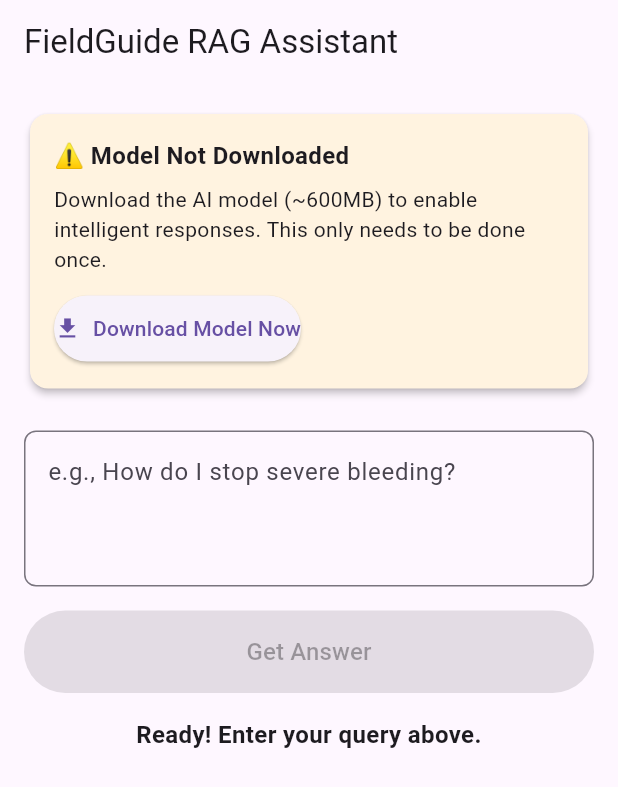
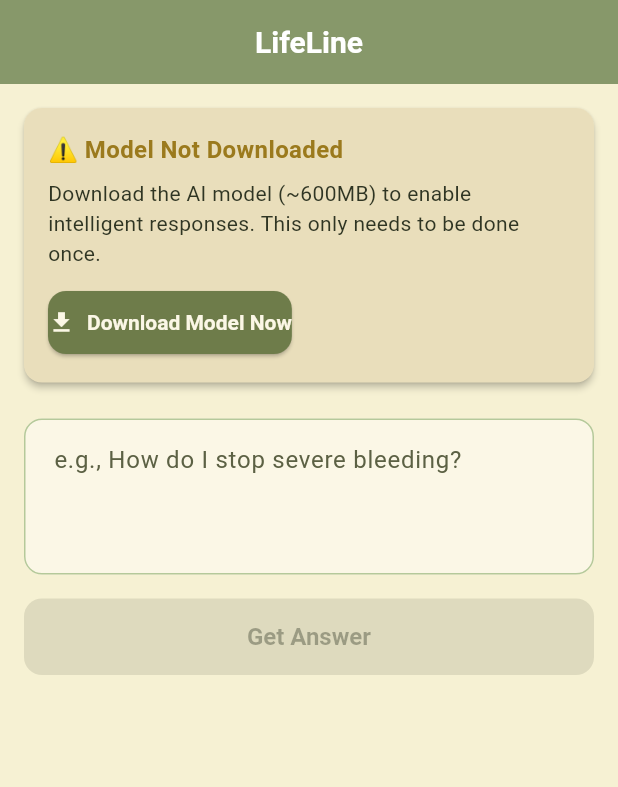
Before and after one commit to mallworth/calhacks, a Flutter app: the screen it shows after launch, on a phone screen of 412 x 824 dp. Shown: the top 787 px of the screen. Run offline on Flutter 3.47's test engine with Material 3 defaults, Android fonts, the light colour scheme and no system bars; our stand-ins replace flutter_markdown.

Commit message:
UI changes

```diff
--- a/app/lib/main.dart
+++ b/app/lib/main.dart
@@ -1,13 +1,132 @@
 import 'package:flutter/material.dart';
 import 'package:flutter_markdown/flutter_markdown.dart';
 import 'services/native_channels.dart';
+
+const BorderRadius _radius12 = BorderRadius.all(Radius.circular(12));
+
+const Color _olivePrimary = Color(0xFF87986A);
+const Color _oliveAccent = Color(0xFF6E7C4A);
+const Color _oliveMuted = Color(0xFFB5C99A);
+const Color _oliveSurface = Color(0xFFE2E8C0);
+const Color _ivoryBackground = Color(0xFFF6F1D3);
+const Color _ivorySurface = Color(0xFFFBF7E6);
+const Color _successTint = Color(0xFFDDE7C7);
+const Color _warningTint = Color(0xFFE9DEBB);
+const Color _errorTint = Color(0xFFE7C9BA);
+const Color _successAccent = Color(0xFF4F6B34);
+const Color _warningAccent = Color(0xFF9B7A1D);
+const Color _errorAccent = Color(0xFF8C3B2A);
+const Color _textPrimary = Color(0xFF2F3523);
+const Color _textSecondary = Color(0xFF5C6144);
+
+/// Map source file names from the RAG service to the display titles used in
+/// the "Source Documents" cards. Update the placeholder values (string1,
+/// string2, etc.) to control the text shown on each card header.
+const Map<String, String> _sourceDisplayNames = {
+  '2018-First-Aid-Pocket-Guide_1.txt': 'Canadian Red Cross First Aid Pocket Guider',
+  'cold-weather-survival.txt': 'Cold Weather Survival',
+  'hewett-brumberg-et-al-2024-2024-american-heart-association-and-american-red-cross-guidelines-for-first-aid.txt': 'Red Cross Guidelines for First Aid',
+  'How to Make Water Safe in an Emergency _ Water, Sanitation, and Hygiene (WASH)-related Emergencies and Outbreaks _ CDC.txt': 'CDC Water Safety Guide',
+  'until-help-arrives-web-tutorial.txt': 'American Red Cross Until Help Arrives',
+  'USMC-Summer-Survival-Course-Handbook.txt': 'USMC Summer Survival Manual',
+  'USMC-Winter-Survival-Course-Handbook.txt': 'USMC Winter Survival Manual',
+  'WHO-ICRC-Basic-Emergency-Care.txt': 'WHO Basic Emergency Care',
+};
 
 void main() => runApp(const MyApp());
 
 class MyApp extends StatelessWidget {
   const MyApp({super.key});
   @override
-  Widget build(BuildContext context) => const MaterialApp(home: DemoPage());
+  Widget build(BuildContext context) {
+    final colorScheme = ColorScheme.fromSeed(
+      seedColor: _olivePrimary,
+      brightness: Brightness.light,
+    ).copyWith(
+      primary: _olivePrimary,
+      onPrimary: _ivorySurface,
+      secondary: _oliveMuted,
+      onSecondary: _textPrimary,
+      background: _ivoryBackground,
+      onBackground: _textPrimary,
+      surface: _ivorySurface,
+      onSurface: _textPrimary,
+      error: const Color(0xFFB8614B),
+      outline: _oliveMuted,
+    );
+
+    final theme = ThemeData(
+      colorScheme: colorScheme,
+      scaffoldBackgroundColor: _ivoryBackground,
+      appBarTheme: const AppBarTheme(
+        backgroundColor: _olivePrimary,
+        foregroundColor: _ivorySurface,
+        elevation: 0,
+        centerTitle: true,
+        titleTextStyle: TextStyle(
+          fontSize: 20,
+          fontWeight: FontWeight.w600,
+        ),
+      ),
+      cardTheme: const CardThemeData(
+        color: _ivorySurface,
+        elevation: 1,
+        margin: EdgeInsets.zero,
+        shape: RoundedRectangleBorder(borderRadius: _radius12),
+      ),
+      elevatedButtonTheme: ElevatedButtonThemeData(
+        style: ElevatedButton.styleFrom(
+          backgroundColor: _olivePrimary,
+          foregroundColor: _ivorySurface,
+          shape: const RoundedRectangleBorder(borderRadius: _radius12),
+          textStyle: const TextStyle(fontWeight: FontWeight.w600),
+          padding: const EdgeInsets.symmetric(vertical: 14, horizontal: 20),
+        ),
+      ),
+      outlinedButtonTheme: OutlinedButtonThemeData(
+        style: OutlinedButton.styleFrom(
+          foregroundColor: _olivePrimary,
+          side: const BorderSide(color: _olivePrimary, width: 1.5),
+          shape: const RoundedRectangleBorder(borderRadius: _radius12),
+          padding: const EdgeInsets.symmetric(vertical: 14, horizontal: 20),
+        ),
+      ),
+      inputDecorationTheme: const InputDecorationTheme(
+        filled: true,
+        fillColor: _ivorySurface,
+        hintStyle: TextStyle(color: _textSecondary),
+        contentPadding: EdgeInsets.all(16),
+        border: OutlineInputBorder(
+          borderRadius: _radius12,
+          borderSide: BorderSide(color: _oliveMuted),
+        ),
+        enabledBorder: OutlineInputBorder(
+          borderRadius: _radius12,
+          borderSide: BorderSide(color: _oliveMuted),
+        ),
+        focusedBorder: OutlineInputBorder(
+          borderRadius: _radius12,
+          borderSide: BorderSide(color: _oliveAccent, width: 1.5),
+        ),
+      ),
+      progressIndicatorTheme: const ProgressIndicatorThemeData(
+        color: _oliveAccent,
+      ),
+      dividerTheme: const DividerThemeData(
+        color: _oliveSurface,
+        thickness: 1,
+      ),
+      textTheme: ThemeData.light().textTheme.apply(
+            bodyColor: _textPrimary,
+            displayColor: _textPrimary,
+          ),
+    );
+
+    return MaterialApp(
+      theme: theme,
+      home: const DemoPage(),
+    );
+  }
 }
 
 class DemoPage extends StatefulWidget {
@@ -41,7 +160,7 @@ class _DemoPageState extends State<DemoPage> {
     super.initState();
     _checkModelCache();
     _startPollingLLMStatus();
-    setState(() => _output = "Ready! Enter your query above.");
+    setState(() => _output = "");
   }
 
   Future<void> _checkModelCache() async {
@@ -268,7 +387,7 @@ class _DemoPageState extends State<DemoPage> {
         FocusScope.of(context).unfocus();
       },
       child: Scaffold(
-        appBar: AppBar(title: const Text("FieldGuide RAG Assistant")),
+        appBar: AppBar(title: const Text("LifeLine")),
         body: Padding(
           padding: const EdgeInsets.all(16),
           child: SingleChildScrollView(
@@ -279,7 +398,8 @@ class _DemoPageState extends State<DemoPage> {
               if (!_hideModelUi && !_llmReady && _llmState != 'loading') ...[
                 Card(
                   elevation: 2,
-                  color: Colors.orange.shade50,
+                  color: _warningTint,
+                  shape: const RoundedRectangleBorder(borderRadius: _radius12),
                   child: Padding(
                     padding: const EdgeInsets.all(16),
                     child: Column(
@@ -287,20 +407,24 @@ class _DemoPageState extends State<DemoPage> {
                       children: [
                         const Text(
                           "⚠️ Model Not Downloaded",
-                          style: TextStyle(fontSize: 16, fontWeight: FontWeight.bold),
+                          style: TextStyle(
+                            fontSize: 16,
+                            fontWeight: FontWeight.bold,
+                            color: _warningAccent,
+                          ),
                         ),
                         const SizedBox(height: 8),
                         Text(
                           _modelCached
                             ? "Model files found in cache. Click below to load the model."
                             : "Download the AI model (~600MB) to enable intelligent responses. This only needs to be done once.",
-                          style: const TextStyle(fontSize: 14),
+                          style: const TextStyle(fontSize: 14, color: _textPrimary),
                         ),
                         if (_modelCached) ...[
                           const SizedBox(height: 4),
                           Text(
                             _cacheInfo,
-                            style: TextStyle(fontSize: 12, color: Colors.grey.shade700),
+                            style: const TextStyle(fontSize: 12, color: _textSecondary),
                           ),
                         ],
                         const SizedBox(height: 12),
@@ -311,14 +435,17 @@ class _DemoPageState extends State<DemoPage> {
                           icon: Icon(_modelCached ? Icons.play_arrow : Icons.download),
                           label: Text(_modelCached ? "Load Cached Model" : "Download Model Now"),
                           style: ElevatedButton.styleFrom(
+                            backgroundColor: _oliveAccent,
+                            foregroundColor: _ivorySurface,
                             padding: const EdgeInsets.symmetric(vertical: 12),
+                            shape: const RoundedRectangleBorder(borderRadius: _radius12),
                           ),
                         ),
                         if (_downloadError.isNotEmpty) ...[
                           const SizedBox(height: 8),
                           Text(
                             "Error: $_downloadError",
-                            style: const TextStyle(color: Colors.red, fontSize: 12),
+                            style: const TextStyle(color: _errorAccent, fontSize: 12),
                           ),
                           const SizedBox(height: 8),
                           ElevatedButton.icon(
@@ -326,8 +453,9 @@ class _DemoPageState extends State<DemoPage> {
                             icon: const Icon(Icons.delete_forever),
                             label: const Text("Clear Cache & Retry"),
                             style: ElevatedButton.styleFrom(
-                              backgroundColor: Colors.orange,
-                              foregroundColor: Colors.white,
+                              backgroundColor: _errorAccent,
+                              foregroundColor: _ivorySurface,
+                              shape: const RoundedRectangleBorder(borderRadius: _radius12),
                             ),
                           ),
                         ],
@@ -342,7 +470,8 @@ class _DemoPageState extends State<DemoPage> {
               if (!_hideModelUi && _llmState == 'error' && !_llmReady) ...[
                 Card(
                   elevation: 2,
-                  color: Colors.red.shade50,
+                  color: _errorTint,
+                  shape: const RoundedRectangleBorder(borderRadius: _radius12),
                   child: Padding(
                     padding: const EdgeInsets.all(16),
                     child: Column(
@@ -350,19 +479,23 @@ class _DemoPageState extends State<DemoPage> {
                       children: [
                         const Text(
                           "❌ Model Download Failed",
-                          style: TextStyle(fontSize: 16, fontWeight: FontWeight.bold, color: Colors.red),
+                          style: TextStyle(
+                            fontSize: 16,
+                            fontWeight: FontWeight.bold,
+                            color: _errorAccent,
+                          ),
                         ),
                         const SizedBox(height: 8),
                         if (_downloadError.isNotEmpty) ...[
                           Text(
                             "Error: $_downloadError",
-                            style: const TextStyle(fontSize: 13, color: Colors.red),
+                            style: const TextStyle(fontSize: 13, color: _errorAccent),
                           ),
                           const SizedBox(height: 12),
                         ],
                         const Text(
                           "The model download encountered an error. Try the options below:",
-                          style: TextStyle(fontSize: 14),
+                          style: TextStyle(fontSize: 14, color: _textPrimary),
                         ),
                         const SizedBox(height: 12),
                         ElevatedButton.icon(
@@ -370,9 +503,10 @@ class _DemoPageState extends State<DemoPage> {
                           icon: const Icon(Icons.refresh),
                           label: const Text("Clear Cache & Retry"),
                           style: ElevatedButton.styleFrom(
-                            backgroundColor: Colors.orange,
-                            foregroundColor: Colors.white,
+                            backgroundColor: _errorAccent,
+                            foregroundColor: _ivorySurface,
                             padding: const EdgeInsets.symmetric(vertical: 12),
+                            shape: const RoundedRectangleBorder(borderRadius: _radius12),
                           ),
                         ),
                       ],
@@ -386,7 +520,8 @@ class _DemoPageState extends State<DemoPage> {
               if (!_hideModelUi && _llmState == 'loading') ...[
                 Card(
                   elevation: 2,
-                  color: Colors.blue.shade50,
+                  color: _oliveSurface,
+                  shape: const RoundedRectangleBorder(borderRadius: _radius12),
                   child: Padding(
                     padding: const EdgeInsets.all(16),
                     child: Column(
@@ -406,10 +541,6 @@ class _DemoPageState extends State<DemoPage> {
                         const SizedBox(height: 8),
                         LinearProgressIndicator(value: _llmProgress > 0 ? _llmProgress.clamp(0.0, 1.0) : null),
                         const SizedBox(height: 8),
-                        const Text(
-                          "This may take several minutes depending on your connection.",
-                          style: TextStyle(fontSize: 12, color: Colors.black54),
-                        ),
                       ],
                     ),
                   ),
@@ -420,12 +551,13 @@ class _DemoPageState extends State<DemoPage> {
               if (_llmReady) ...[
                 Card(
                   elevation: 1,
-                  color: Colors.green.shade50,
+                  color: _successTint,
+                  shape: const RoundedRectangleBorder(borderRadius: _radius12),
                   child: const Padding(
                     padding: EdgeInsets.all(12),
                     child: Row(
                       children: [
-                        Icon(Icons.check_circle, color: Colors.green, size: 20),
+                        Icon(Icons.check_circle, color: _successAccent, size: 20),
                         SizedBox(width: 8),
                         Text(
                           "Model ready!",
@@ -447,11 +579,8 @@ class _DemoPageState extends State<DemoPage> {
               TextField(
                 controller: _controller,
                 maxLines: 3,
-                decoration: InputDecoration(
+                decoration: const InputDecoration(
                   hintText: "e.g., How do I stop severe bleeding?",
-                  border: OutlineInputBorder(
-                    borderRadius: BorderRadius.circular(8),
-                  ),
                 ),
               ),
               const SizedBox(height: 16),
@@ -515,7 +644,8 @@ class _DemoPageState extends State<DemoPage> {
                 const SizedBox(height: 8),
                 Card(
                   elevation: 2,
-                  color: Colors.blue.shade50,
+                  color: _oliveSurface,
+                  shape: const RoundedRectangleBorder(borderRadius: _radius12),
                   child: Padding(
                     padding: const EdgeInsets.all(16),
                     child: MarkdownBody(
@@ -534,14 +664,14 @@ class _DemoPageState extends State<DemoPage> {
                   Container(
                     padding: const EdgeInsets.all(12),
                     decoration: BoxDecoration(
-                      color: Colors.red.shade50,
-                      border: Border.all(color: Colors.red.shade300, width: 2),
-                      borderRadius: BorderRadius.circular(8),
+                      color: _errorTint,
+                      border: Border.all(color: _errorAccent, width: 1.5),
+                      borderRadius: _radius12,
                     ),
                     child: Row(
                       crossAxisAlignment: CrossAxisAlignment.start,
                       children: [
-                        Icon(Icons.warning, color: Colors.red.shade700, size: 20),
+                        const Icon(Icons.warning, color: _errorAccent, size: 20),
                         const SizedBox(width: 8),
                         Expanded(
                           child: Column(
@@ -552,7 +682,7 @@ class _DemoPageState extends State<DemoPage> {
                                 style: TextStyle(
                                   fontSize: 14,
                                   fontWeight: FontWeight.bold,
-                                  color: Colors.red.shade900,
+                                  color: _errorAccent,
                                 ),
                               ),
                               const SizedBox(height: 4),
@@ -560,7 +690,7 @@ class _DemoPageState extends State<DemoPage> {
                                 "The retrieved information has low similarity to your query (${(_maxSimilarity * 100).toStringAsFixed(0)}% match). This response is NOT based on expert-verified sources and may not be accurate. For medical emergencies, always call 911 or consult a healthcare professional.",
                                 style: TextStyle(
                                   fontSize: 12,
-                                  color: Colors.red.shade800,
+                                  color: _errorAccent,
                                   height: 1.4,
                                 ),
                               ),
@@ -579,7 +709,7 @@ class _DemoPageState extends State<DemoPage> {
                 const Divider(),
                 const SizedBox(height: 8),
                 const Text(
-                  "Source Documents (tap to expand):",
+                  "Source Documents",
                   style: TextStyle(fontSize: 16, fontWeight: FontWeight.bold),
                 ),
                 const SizedBox(height: 12),
@@ -599,13 +729,16 @@ class _DemoPageState extends State<DemoPage> {
   Widget _buildResultCard(int index) {
     final result = _ragResults[index];
     final expanded = index < _expanded.length ? _expanded[index] : false;
-    final score = (result['score'] as num?)?.toDouble() ?? 0.0;
-    final scorePercent = (score.clamp(-1.0, 1.0) * 100).toStringAsFixed(1);
+    final source = result['source']?.toString() ?? 'Unknown source';
+    final displayName = _sourceDisplayNames[source] ?? source;
 
     return Card(
       elevation: 1,
       margin: const EdgeInsets.only(bottom: 12),
+      color: _ivorySurface,
+      shape: const RoundedRectangleBorder(borderRadius: _radius12),
       child: InkWell(
+        borderRadius: _radius12,
         onTap: () {
           setState(() {
             if (index < _expanded.length) {
@@ -623,16 +756,11 @@ class _DemoPageState extends State<DemoPage> {
                 children: [
                   Expanded(
                     child: Text(
-                      result['source']?.toString() ?? 'Unknown source',
+                      displayName,
                       style: const TextStyle(fontSize: 16, fontWeight: FontWeight.w600),
                     ),
                   ),
-                  Text(
-                    "$scorePercent%",
-                    style: const TextStyle(fontSize: 14, fontWeight: FontWeight.w500),
-                  ),
-                  const SizedBox(width: 8),
-                  Icon(expanded ? Icons.expand_less : Icons.expand_more, size: 20),
+                  Icon(expanded ? Icons.expand_less : Icons.expand_more, size: 20, color: _oliveAccent),
                 ],
               ),
               if (expanded) ...[
```
Also changed, not shown: 1 other file.
